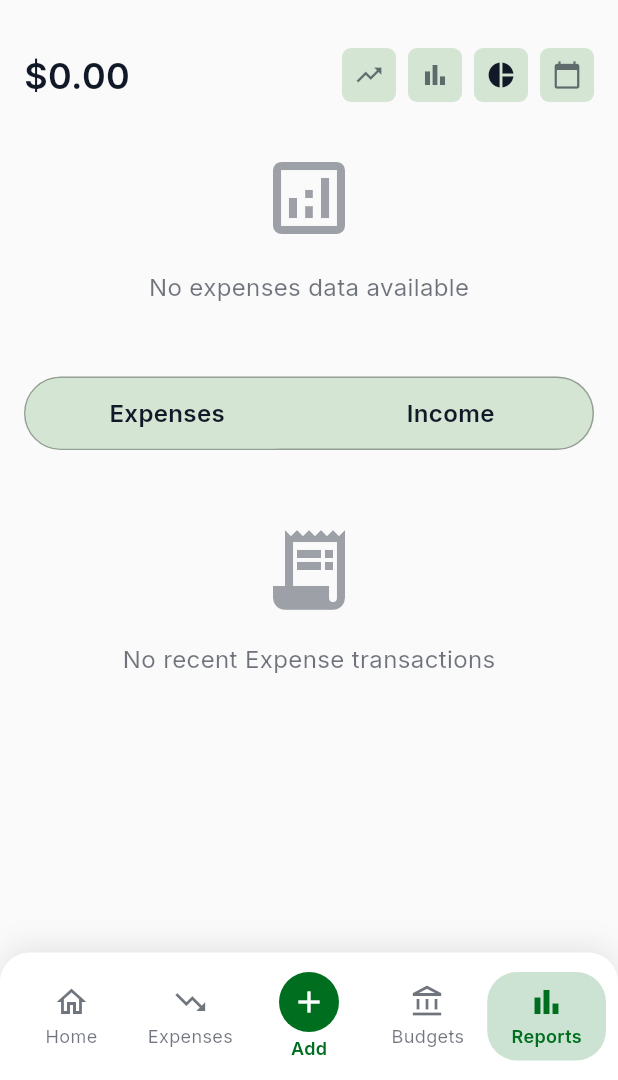
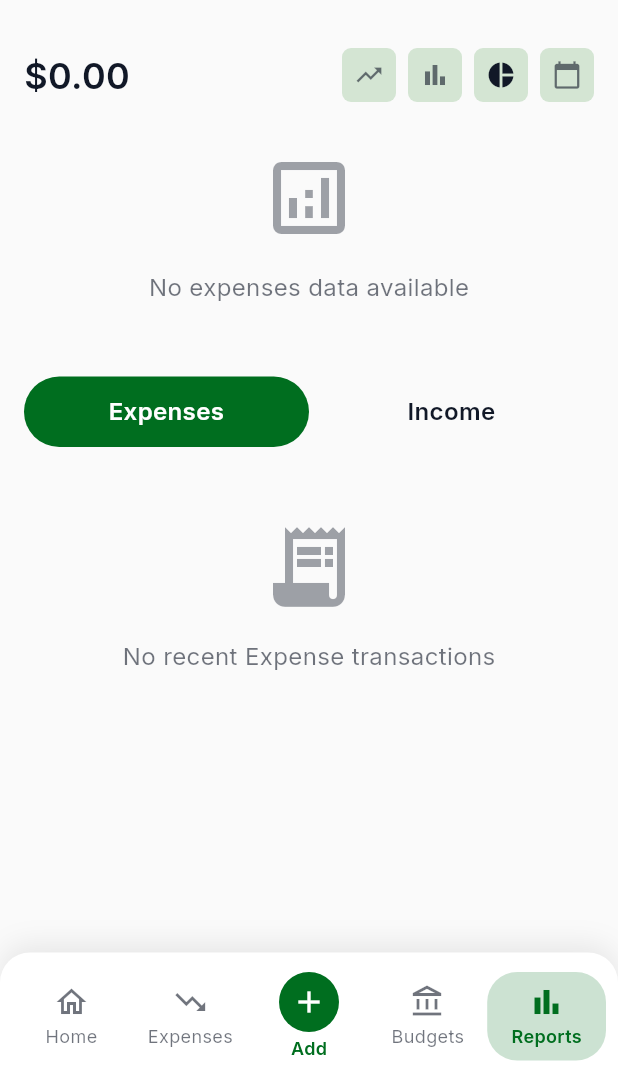
Before and after one commit to kasujjabash/vault-path-app, a Flutter app: the AnalyticsScreen screen opened by its route, on a phone screen of 412 x 824 dp, the part 156-1236 px from its top. Run offline on Flutter 3.47's test engine with Material 3 defaults, Android fonts, the phone set to English and light mode, and no system bars; our stand-ins replace cloud_firestore, firebase_auth, firebase_core, fl_chart, font_awesome_flutter, go_router and 6 more; accounts and stored records are empty; network calls fail.

Commit message:
Tab color update

```diff
--- a/lib/screens/analytics/analytics_screen.dart
+++ b/lib/screens/analytics/analytics_screen.dart
@@ -279,13 +279,6 @@ class _AnalyticsScreenState extends State<AnalyticsScreen>
   Widget _buildTabSection() {
     return Container(
       margin: const EdgeInsets.symmetric(horizontal: 16, vertical: 16),
-      decoration: BoxDecoration(
-        color: Theme.of(context).colorScheme.surface,
-        border: Border.all(
-          color: Theme.of(context).colorScheme.outline.withOpacity(0.3),
-        ),
-        borderRadius: BorderRadius.circular(25),
-      ),
       child: Row(
         children: [
           Expanded(
@@ -296,7 +289,7 @@ class _AnalyticsScreenState extends State<AnalyticsScreen>
                 decoration: BoxDecoration(
                   color:
                       _tabController.index == 0
-                          ? Theme.of(context).colorScheme.primary
+                          ? const Color(0xFF006E1F)
                           : Colors.transparent,
                   borderRadius: BorderRadius.circular(25),
                 ),
@@ -306,7 +299,7 @@ class _AnalyticsScreenState extends State<AnalyticsScreen>
                   style: TextStyle(
                     color:
                         _tabController.index == 0
-                            ? Theme.of(context).colorScheme.onPrimary
+                            ? Colors.white
                             : Theme.of(context).colorScheme.onSurface,
                     fontWeight: FontWeight.w600,
                     fontSize: 16,
@@ -323,7 +316,7 @@ class _AnalyticsScreenState extends State<AnalyticsScreen>
                 decoration: BoxDecoration(
                   color:
                       _tabController.index == 1
-                          ? Theme.of(context).colorScheme.primary
+                          ? const Color(0xFF006E1F)
                           : Colors.transparent,
                   borderRadius: BorderRadius.circular(25),
                 ),
@@ -333,7 +326,7 @@ class _AnalyticsScreenState extends State<AnalyticsScreen>
                   style: TextStyle(
                     color:
                         _tabController.index == 1
-                            ? Theme.of(context).colorScheme.onPrimary
+                            ? Colors.white
                             : Theme.of(context).colorScheme.onSurface,
                     fontWeight: FontWeight.w600,
                     fontSize: 16,
```
